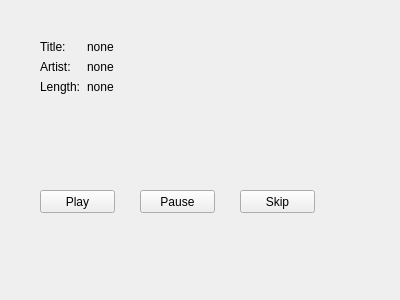
Above: remote/mainwidget.ui from hyperquantum/PMP before the change. Below: the same form after it.
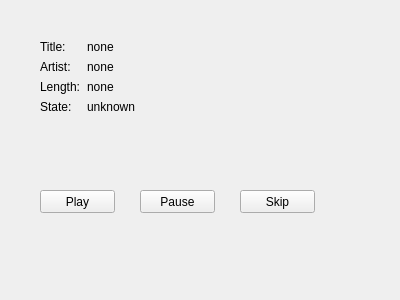
That is the form after the change.

Commit message: the GUI remote now shows the playing state (playing/paused/stopped)

What changed in the file:
```diff
--- a/remote/mainwidget.ui
+++ b/remote/mainwidget.ui
@@ -52,7 +52,7 @@
     <string>Skip</string>
    </property>
   </widget>
-  <widget class="QWidget" name="">
+  <widget class="QWidget" name="layoutWidget">
    <property name="geometry">
     <rect>
      <x>40</x>
@@ -104,6 +104,20 @@
       </property>
      </widget>
     </item>
+    <item row="3" column="0">
+     <widget class="QLabel" name="stateLabel">
+      <property name="text">
+       <string>State:</string>
+      </property>
+     </widget>
+    </item>
+    <item row="3" column="1">
+     <widget class="QLabel" name="stateValueLabel">
+      <property name="text">
+       <string>unknown</string>
+      </property>
+     </widget>
+    </item>
    </layout>
   </widget>
  </widget>
```
The commit also changes 2 other files.
